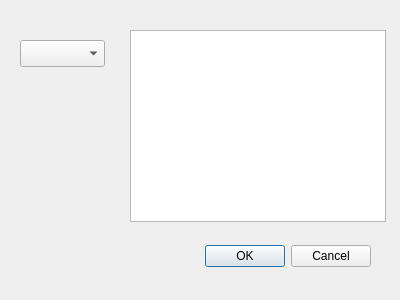
Before: the Qt Designer form settings.ui in kevinaubert/ChangementViewer, drawn with Qt 5.
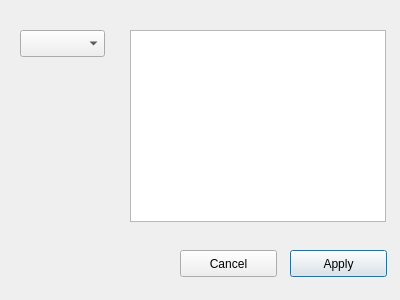
After: the same form once the commit is applied.

Commit message: Travail sur les boutons

What changed in the file:
```diff
--- a/settings.ui
+++ b/settings.ui
@@ -13,22 +13,6 @@
   <property name="windowTitle">
    <string>Dialog</string>
   </property>
-  <widget class="QDialogButtonBox" name="buttonBox">
-   <property name="geometry">
-    <rect>
-     <x>30</x>
-     <y>240</y>
-     <width>341</width>
-     <height>32</height>
-    </rect>
-   </property>
-   <property name="orientation">
-    <enum>Qt::Horizontal</enum>
-   </property>
-   <property name="standardButtons">
-    <set>QDialogButtonBox::Cancel|QDialogButtonBox::Ok</set>
-   </property>
-  </widget>
   <widget class="QListWidget" name="ltbFields">
    <property name="geometry">
     <rect>
@@ -46,12 +30,38 @@
    <property name="geometry">
     <rect>
      <x>20</x>
-     <y>40</y>
+     <y>30</y>
      <width>85</width>
      <height>27</height>
     </rect>
    </property>
   </widget>
+  <widget class="QPushButton" name="btnApply">
+   <property name="geometry">
+    <rect>
+     <x>290</x>
+     <y>250</y>
+     <width>97</width>
+     <height>27</height>
+    </rect>
+   </property>
+   <property name="text">
+    <string>Apply</string>
+   </property>
+  </widget>
+  <widget class="QPushButton" name="btnCancel">
+   <property name="geometry">
+    <rect>
+     <x>180</x>
+     <y>250</y>
+     <width>97</width>
+     <height>27</height>
+    </rect>
+   </property>
+   <property name="text">
+    <string>Cancel</string>
+   </property>
+  </widget>
  </widget>
  <resources/>
  <connections>
```
Left out of the diff: 37 changed lines with no effect on the pictures. The commit also changes 6 other files.
